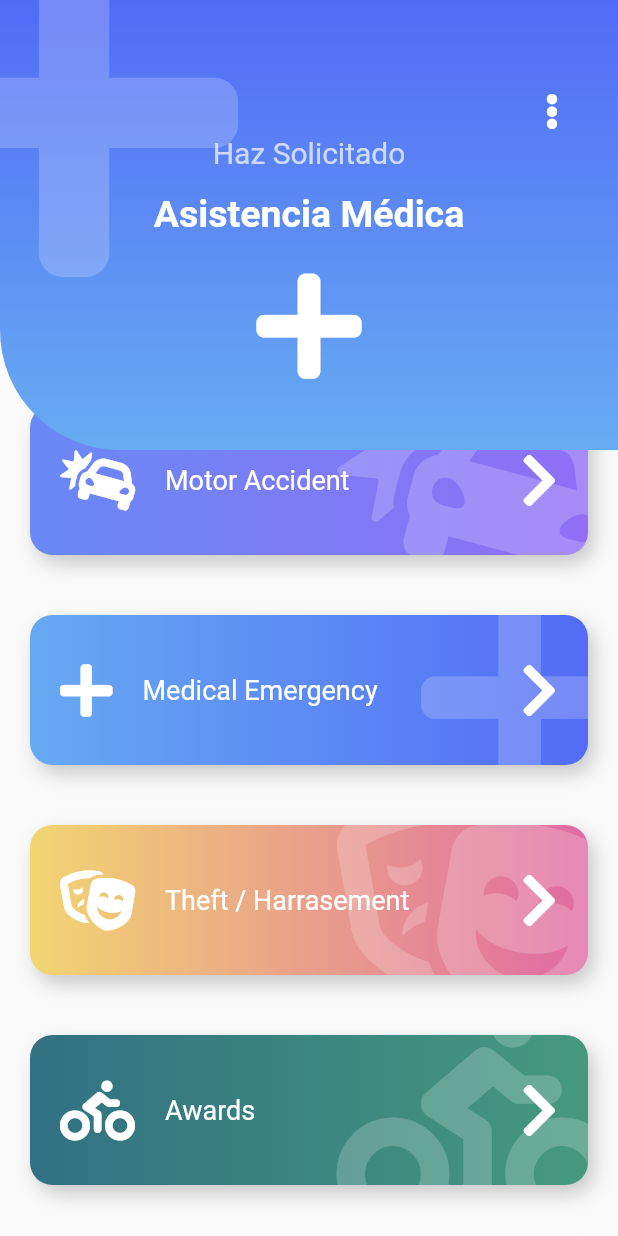
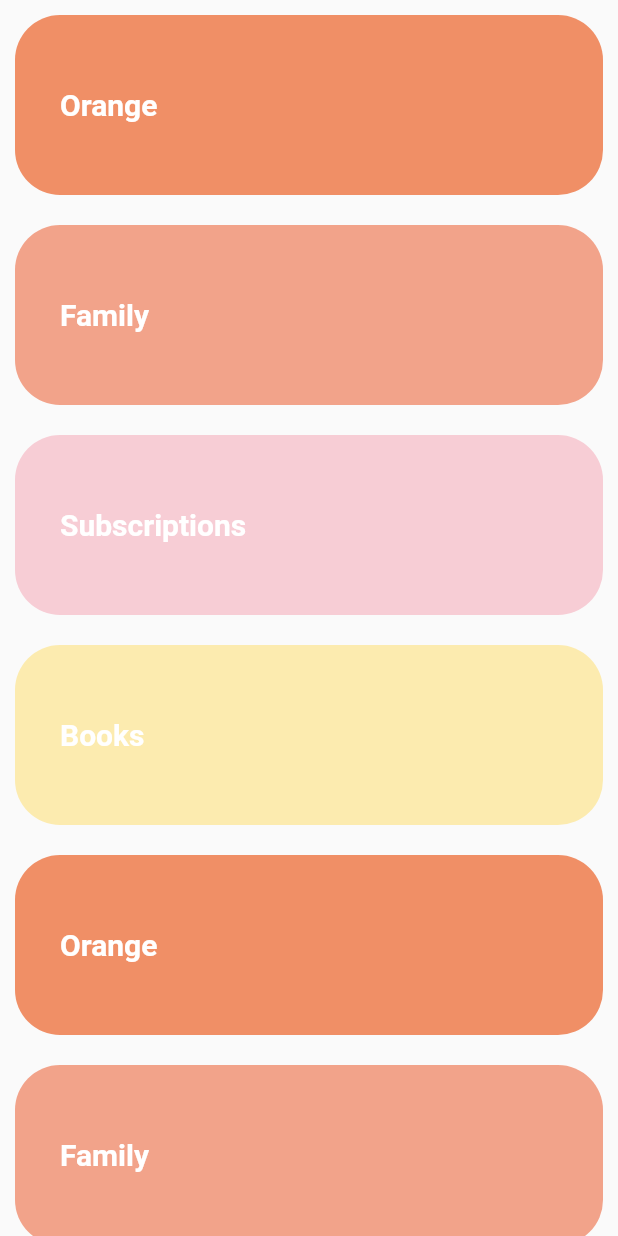
Before and after one commit to VictorHugoAguilar/disenios_animaciones_flutter, a Flutter app: the screen it shows after launch, on a phone screen of 412 x 824 dp. Run offline on Flutter 3.47's test engine with Material 2 defaults, Android fonts, the phone set to English and light mode, and no system bars; our stand-ins replace animate_do, flutter_svg, font_awesome_flutter.

Commit message:
Crear la pagina base de sliver_list, crear el diseño basico de la pagina, crear la lista de items en base a un arreglo y pasarlo atraves de un listView.builder

```diff
--- a/lib/main.dart
+++ b/lib/main.dart
@@ -1,6 +1,5 @@
+import 'package:app_backgrounds_customs/src/pages/sliver_list_page.dart';
 import 'package:flutter/material.dart';
-
-import 'package:app_backgrounds_customs/src/pages/emergency_page.dart';
 
 void main() {
   runApp(MyApp());
@@ -13,7 +12,7 @@ class MyApp extends StatelessWidget {
     return MaterialApp(
       debugShowCheckedModeBanner: false,
       title: 'Diseños de BackGrouds',
-      home: EmergencyPage(),
+      home: SliverListPage(),
     );
   }
 }
--- /dev/null
+++ b/lib/src/pages/sliver_list_page.dart
@@ -0,0 +1,108 @@
+import 'package:flutter/material.dart';
+
+class SliverListPage extends StatelessWidget {
+  @override
+  Widget build(BuildContext context) {
+    return Scaffold(
+      body: _ListaViews(),
+      //  body: _HeaderSliver(),
+    );
+  }
+}
+
+class _HeaderSliver extends StatelessWidget {
+  @override
+  Widget build(BuildContext context) {
+    return Column(
+      children: [
+        SizedBox(
+          height: 30,
+        ),
+        Container(
+          margin: EdgeInsets.symmetric(horizontal: 30, vertical: 10),
+          child: Text(
+            'New',
+            style: TextStyle(
+              color: Color(0xff532128),
+              fontSize: 50,
+            ),
+          ),
+        ),
+        Stack(
+          children: <Widget>[
+            SizedBox(
+              width: 100,
+            ),
+            Positioned(
+              bottom: 8,
+              child: Container(
+                width: 120,
+                height: 8,
+                color: Color(0xffF7CDD5),
+              ),
+            ),
+            Container(
+              child: Text(
+                'List',
+                style: TextStyle(
+                    color: Color(0xffD93A30),
+                    fontSize: 50,
+                    fontWeight: FontWeight.bold),
+              ),
+            ),
+          ],
+        )
+      ],
+    );
+  }
+}
+
+class _ListaViews extends StatelessWidget {
+  final items = [
+    _ListItem('Orange', Color(0xffF08F66)),
+    _ListItem('Family', Color(0xffF2A38A)),
+    _ListItem('Subscriptions', Color(0xffF7CDD5)),
+    _ListItem('Books', Color(0xffFCEBAF)),
+    _ListItem('Orange', Color(0xffF08F66)),
+    _ListItem('Family', Color(0xffF2A38A)),
+    _ListItem('Subscriptions', Color(0xffF7CDD5)),
+    _ListItem('Books', Color(0xffFCEBAF)),
+  ];
+
+  @override
+  Widget build(BuildContext context) {
+    return ListView.builder(
+      itemCount: items.length,
+      itemBuilder: (BuildContext context, int index) => items[index],
+    );
+  }
+}
+
+class _ListItem extends StatelessWidget {
+  final String titulo;
+  final Color color;
+
+  const _ListItem(this.titulo, this.color);
+
+  @override
+  Widget build(BuildContext context) {
+    return Container(
+      alignment: Alignment.centerLeft,
+      padding: EdgeInsets.all(30),
+      child: Text(
+        this.titulo,
+        style: TextStyle(
+          color: Colors.white,
+          fontWeight: FontWeight.bold,
+          fontSize: 20,
+        ),
+      ),
+      height: 120,
+      margin: EdgeInsets.all(10),
+      decoration: BoxDecoration(
+        color: this.color,
+        borderRadius: BorderRadius.circular(30),
+      ),
+    );
+  }
+}
```
Also changed, not shown: assets/img/idea-emergency_page.png (renamed from assets/img/idea.png), assets/img/idea_slive_demo-app.png (added), 1 other file.
